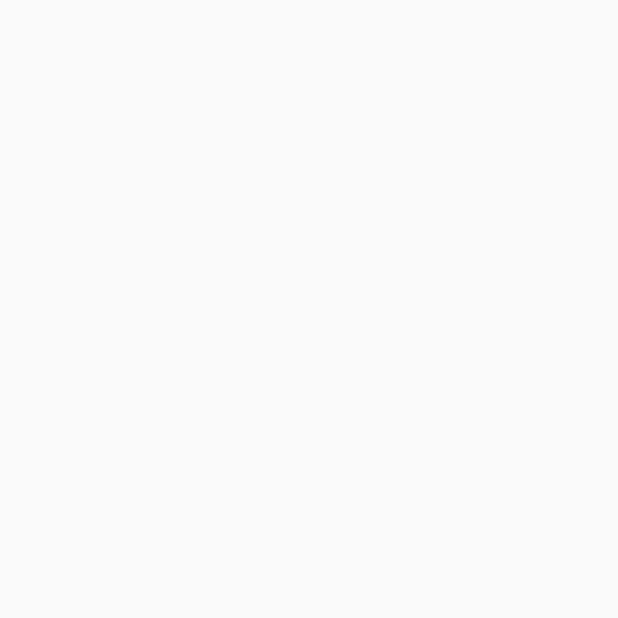
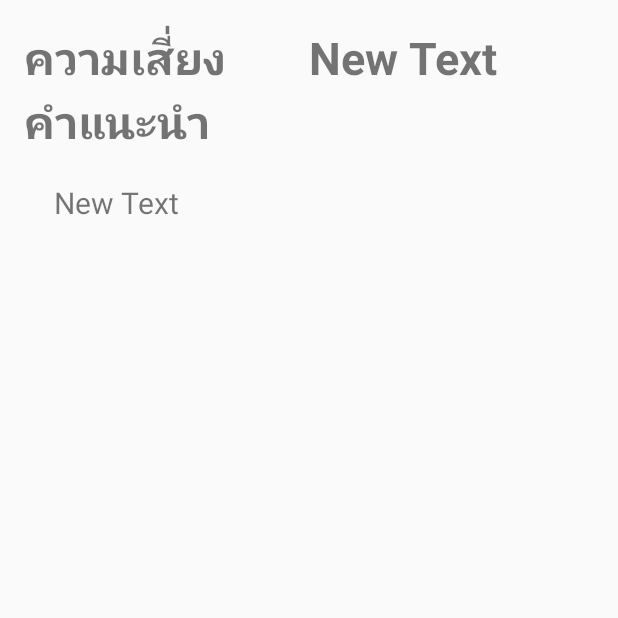
Before and after one commit to superPradit/HealthRecord, an Android app: the ResultOfSection11 screen opened directly, with no data from a screen before it, on a phone screen of 412 x 824 dp, the top half of it. Before the commit the part shown is empty. Run offline under Robolectric (Android 15) with nearby library versions, the phone set to English and light mode, and no system bars.

Commit message:
design UI Result

```diff
--- a/app/src/main/java/appbsru/supergolf/healthrecord/ResultOfSection11.java
+++ b/app/src/main/java/appbsru/supergolf/healthrecord/ResultOfSection11.java
@@ -7,7 +7,8 @@ import android.util.Log;
 public class ResultOfSection11 extends AppCompatActivity {
 
     //Explicit
-    private int ageAnInt, sexAnInt, pressureAnInt, diabetesAnInt, indexMassAnInt, widthAnInt;
+    private int ageAnInt, sexAnInt, pressureAnInt, diabetesAnInt,
+                indexMassAnInt, widthAnInt ,summaryAnInt;
     private Double heightADouble, weightADouble, widthADouble, indexMassADouble;
 
     @Override
@@ -19,16 +20,53 @@ public class ResultOfSection11 extends AppCompatActivity {
 
         indexMassAnInt = findIndexMass();
 
+        widthAnInt = findIndexWidth();
+
+        summaryAnInt = summaryHealth();
+
         //show Log
         showLog();
 
     }// Main method
+
+    private int summaryHealth() {
+        int intSummary = 0;
+
+        intSummary = ageAnInt + sexAnInt + indexMassAnInt + widthAnInt + pressureAnInt + diabetesAnInt;
+
+        return intSummary;
+    }
+
+    private int findIndexWidth() {
+
+        int intIndex = 0;
+        if (sexAnInt == 0) {
+            //Male
+            if (widthADouble < 90.0) {
+                intIndex = 0;
+            } else {
+                intIndex = 2;
+            }
+
+        } else {
+            //Female
+            if (widthADouble < 80.0) {
+                intIndex = 0;
+            } else {
+                intIndex = 2;
+            }
+        }
+
+        return intIndex;
+    }
 
     private void showLog() {
 
         String tag = "Result";
         Log.d(tag, "indexDouble = " + indexMassADouble);
         Log.d(tag, "indexAnInt = " + indexMassAnInt);
+        Log.d(tag, "indexWidth = " + widthAnInt);
+        Log.d(tag, "indexHealth = " + summaryAnInt);
 
     } // showLog
 
--- a/app/src/main/res/layout/activity_result_of_section11.xml
+++ b/app/src/main/res/layout/activity_result_of_section11.xml
@@ -9,4 +9,55 @@
     android:paddingTop="@dimen/activity_vertical_margin"
     tools:context="appbsru.supergolf.healthrecord.ResultOfSection11">
 
+    <LinearLayout
+        android:orientation="vertical"
+        android:layout_width="match_parent"
+        android:layout_height="match_parent">
+
+        <LinearLayout
+            android:orientation="horizontal"
+            android:layout_width="match_parent"
+            android:layout_height="wrap_content">
+
+            <TextView
+                android:layout_width="0dp"
+                android:layout_height="wrap_content"
+                android:text="@string/risk"
+                android:id="@+id/textView16"
+                android:textSize="@dimen/h1"
+                android:layout_weight="1"
+                android:textStyle="bold" />
+
+            <TextView
+                android:layout_width="0dp"
+                android:layout_height="wrap_content"
+                android:text="New Text"
+                android:id="@+id/textView17"
+                android:textSize="@dimen/h1"
+                android:layout_weight="1"
+                android:textStyle="bold" />
+        </LinearLayout>
+
+        <TextView
+            android:layout_width="wrap_content"
+            android:layout_height="wrap_content"
+            android:text="@string/intro"
+            android:id="@+id/textView18"
+            android:textSize="@dimen/h1"
+            android:textStyle="bold" />
+
+        <LinearLayout
+            android:orientation="vertical"
+            android:layout_width="match_parent"
+            android:layout_height="match_parent">
+
+            <TextView
+                android:layout_width="wrap_content"
+                android:layout_height="wrap_content"
+                android:text="New Text"
+                android:id="@+id/textView19"
+                android:textSize="@dimen/h2"
+                android:padding="20dp" />
+        </LinearLayout>
+    </LinearLayout>
 </RelativeLayout>
--- a/app/src/main/res/values/strings.xml
+++ b/app/src/main/res/values/strings.xml
@@ -24,4 +24,7 @@
     <string name="have">มี</string>
     <string name="nohave">ไม่มี</string>
 
+    <string name="risk">ความเสี่ยง</string>
+    <string name="intro">คำแนะนำ</string>
+
 </resources>
```
